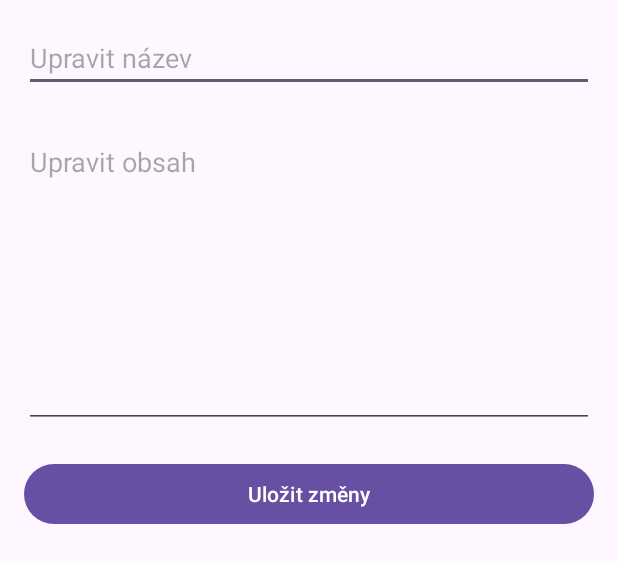
After one commit to YaBo1Tom/github-tk-pma-2026, an Android app: the layout activity_edit_note.xml on its own in the app's theme, with its tools: preview values and no code run, on a phone screen of 412 x 824 dp. The commit adds this screen. Shown: the top 563 px of the screen. Run offline under Robolectric (Android 15) with nearby library versions, the phone set to English and light mode, and no system bars.

Commit message:
#9 Room DB - editace

```diff
--- a/009_RoomDB/app/src/main/AndroidManifest.xml
+++ b/009_RoomDB/app/src/main/AndroidManifest.xml
@@ -25,6 +25,10 @@
             android:name=".AddNoteActivity"
             android:exported="false"
             android:windowSoftInputMode="adjustResize" />
+        <activity
+            android:name=".EditNoteActivity"
+            android:exported="false"
+            android:windowSoftInputMode="adjustResize" />
     </application>
 
 </manifest>
--- a/009_RoomDB/app/src/main/java/com/example/a009_roomdb/MainActivity.kt
+++ b/009_RoomDB/app/src/main/java/com/example/a009_roomdb/MainActivity.kt
@@ -44,7 +44,9 @@ class MainActivity : AppCompatActivity() {
         // 1) Adaptér s callbacky pro editaci a mazání
         adapter = NoteAdapter(
             onEditClick = { note ->
-                // editace bude doplněna později
+                val intent = Intent(this, EditNoteActivity::class.java)
+                intent.putExtra("note_id", note.id)
+                startActivity(intent)
             },
             onDeleteClick = { note ->
                 deleteNote(note)
--- /dev/null
+++ b/009_RoomDB/app/src/main/res/layout/activity_edit_note.xml
@@ -0,0 +1,38 @@
+<?xml version="1.0" encoding="utf-8"?>
+<ScrollView xmlns:android="http://schemas.android.com/apk/res/android"
+    xmlns:tools="http://schemas.android.com/tools"
+    android:layout_width="match_parent"
+    android:layout_height="match_parent"
+    android:padding="16dp"
+    tools:context=".EditNoteActivity">
+
+    <LinearLayout
+        android:layout_width="match_parent"
+        android:layout_height="wrap_content"
+        android:orientation="vertical">
+
+        <EditText
+            android:id="@+id/etEditTitle"
+            android:layout_width="match_parent"
+            android:layout_height="wrap_content"
+            android:layout_marginBottom="12dp"
+            android:hint="Upravit název"
+            android:inputType="textCapSentences" />
+
+        <EditText
+            android:id="@+id/etEditContent"
+            android:layout_width="match_parent"
+            android:layout_height="200dp"
+            android:layout_marginTop="12dp"
+            android:gravity="top"
+            android:hint="Upravit obsah"
+            android:inputType="textMultiLine" />
+
+        <Button
+            android:id="@+id/btnSaveChanges"
+            android:layout_width="match_parent"
+            android:layout_height="wrap_content"
+            android:layout_marginTop="20dp"
+            android:text="Uložit změny" />
+    </LinearLayout>
+</ScrollView>
--- a/009_RoomDB/app/src/main/res/layout/activity_main.xml
+++ b/009_RoomDB/app/src/main/res/layout/activity_main.xml
@@ -40,7 +40,7 @@
         android:layout_margin="16dp"
         android:contentDescription="Přidat poznámku"
         android:src="@drawable/baseline_add_24"
-        app:backgroundTint="@android:color/system_inverse_primary_dark"
+        app:backgroundTint="?attr/colorPrimary"
         app:tint="@color/white"
         app:layout_constraintBottom_toBottomOf="parent"
         app:layout_constraintEnd_toEndOf="parent" />
```
Also changed, not shown: 009_RoomDB/app/src/main/java/com/example/a009_roomdb/EditNoteActivity.kt (added, +68 -0 lines).
